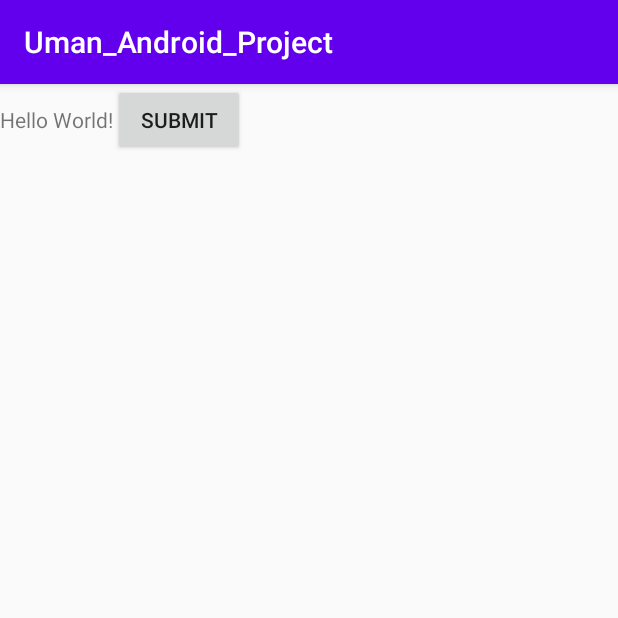
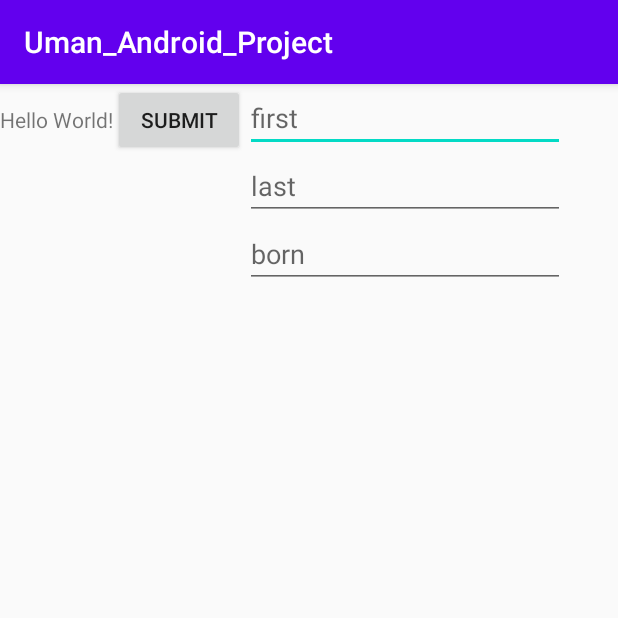
Before and after one commit to BharatB427/Tree-Plantation, an Android app: the screen it shows after launch (MainActivity), on a phone screen of 412 x 824 dp, the top half of it. Run offline under Robolectric (Android 15) with nearby library versions, the phone set to English and light mode, and no system bars; our stand-ins replace Firebase (no records; nobody signed in at launch, a user with empty details on screens opened directly).

```diff
--- a/app/build.gradle
+++ b/app/build.gradle
@@ -38,6 +38,7 @@ dependencies {
     implementation 'androidx.appcompat:appcompat:1.0.0'
     implementation 'androidx.appcompat:appcompat:1.1.0'
     implementation 'androidx.constraintlayout:constraintlayout:1.1.3'
+    implementation 'androidx.recyclerview:recyclerview:1.1.0'
     testImplementation 'junit:junit:4.+'
     androidTestImplementation 'androidx.test.ext:junit:1.1.1'
     androidTestImplementation 'androidx.test.espresso:espresso-core:3.1.0'
--- a/app/src/main/java/com/example/uman_android_project/MainActivity.java
+++ b/app/src/main/java/com/example/uman_android_project/MainActivity.java
@@ -1,60 +1,41 @@
 package com.example.uman_android_project;
-
-import androidx.annotation.NonNull;
-import androidx.appcompat.app.AppCompatActivity;
 
 import android.content.Intent;
 import android.os.Bundle;
-import android.util.Log;
 import android.view.View;
+import android.widget.EditText;
 
-import com.google.android.gms.tasks.OnFailureListener;
-import com.google.android.gms.tasks.OnSuccessListener;
-import com.google.firebase.firestore.DocumentReference;
+import androidx.appcompat.app.AppCompatActivity;
+
 import com.google.firebase.firestore.FirebaseFirestore;
-
-import java.util.HashMap;
-import java.util.Map;
 
 public class MainActivity extends AppCompatActivity {
 
     private static final String TAG = "MainActivity";
     public static FirebaseFirestore db = FirebaseFirestore.getInstance();
 
+    private EditText first, last, born;
+
     @Override
     protected void onCreate(Bundle savedInstanceState) {
         super.onCreate(savedInstanceState);
         setContentView(R.layout.activity_main);
 
-
-
-        // Create a new user with a first and last name
-
-        Map<String, Object> user = new HashMap<>();
-        user.put("first", "Ada");
-        user.put("last", "Lovelace");
-        user.put("born", 1815);
-
-        // Add a new document with a generated ID
-        /*db.collection("users")
-                .add(user)
-                .addOnSuccessListener(new OnSuccessListener<DocumentReference>() {
-                    @Override
-                    public void onSuccess(DocumentReference documentReference) {
-                        Log.d(TAG, "DocumentSnapshot added with ID: " + documentReference.getId());
-
-                    }
-                })
-                .addOnFailureListener(new OnFailureListener() {
-                    @Override
-                    public void onFailure(@NonNull Exception e) {
-                        Log.w(TAG, "Error adding document", e);
-                    }
-                });*/
+        first = findViewById(R.id.firstInput);
+        last = findViewById(R.id.lastInput);
+        born = findViewById(R.id.bornInput);
 
     }
 
     public void submit(View view) {
+        String firststr = first.getText().toString();
+        String laststr = last.getText().toString();
+        String bornstr = born.getText().toString();
+
+        Tree tree = new Tree(firststr, laststr, bornstr, "me");
+
+        // Add a new document with a generated ID
+        db.collection("users").document().set(tree);
         Intent intent = new Intent(MainActivity.this, FormSubmitActivity.class);
         startActivity(intent);
     }
--- a/app/src/main/res/layout/activity_main.xml
+++ b/app/src/main/res/layout/activity_main.xml
@@ -22,4 +22,34 @@
         android:text="submit"
         android:onClick="submit"/>
 
+    <LinearLayout
+        android:layout_width="match_parent"
+        android:layout_height="match_parent"
+        android:orientation="vertical">
+
+        <EditText
+            android:id="@+id/firstInput"
+            android:layout_width="wrap_content"
+            android:layout_height="wrap_content"
+            android:ems="10"
+            android:hint="first"
+            android:inputType="textPersonName" />
+
+        <EditText
+            android:id="@+id/lastInput"
+            android:layout_width="wrap_content"
+            android:layout_height="wrap_content"
+            android:ems="10"
+            android:hint="last"
+            android:inputType="textPersonName" />
+
+        <EditText
+            android:id="@+id/bornInput"
+            android:layout_width="wrap_content"
+            android:layout_height="wrap_content"
+            android:ems="10"
+            android:hint="born"
+            android:inputType="textPersonName" />
+    </LinearLayout>
+
 </LinearLayout>
```
Also changed, not shown: app/src/main/java/com/example/uman_android_project/AdapterTree.java (added, +54 -0 lines), app/src/main/java/com/example/uman_android_project/FormSubmitActivity.java (+30 -22 lines), app/src/main/java/com/example/uman_android_project/Tree.java (added, +56 -0 lines), app/src/main/res/layout/activity_form_submit.xml (+4 -12 lines), app/src/main/res/layout/tree_info_list.xml (added, +69 -0 lines).
